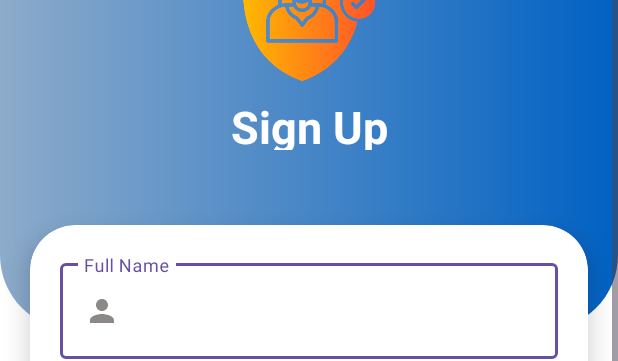
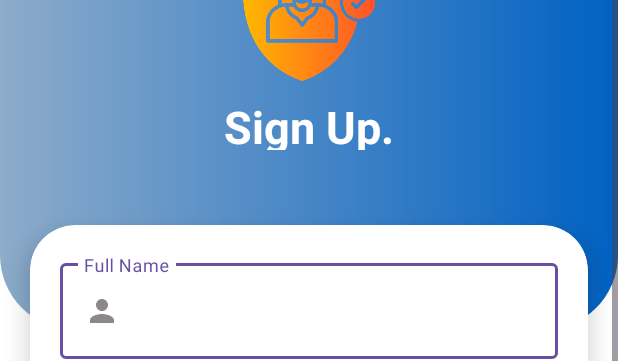
Before and after one commit to Kalpesh-Sananse/Rakshak, an Android app: the layout new_activity_register_user.xml on its own in the app's theme, with its tools: preview values and no code run, on a phone screen of 412 x 824 dp. Shown: the part 174-535 px from the top of the screen. Run offline under Robolectric (Android 15) with nearby library versions, the phone set to English and light mode, and no system bars.

Commit message:
New UI ongoing 3

```diff
--- a/app/src/main/res/layout/new_activity_register_user.xml
+++ b/app/src/main/res/layout/new_activity_register_user.xml
@@ -45,7 +45,7 @@
                         android:layout_gravity="center"
                         android:layout_marginTop="10dp"
                         android:gravity="center"
-                        android:text="Sign Up"
+                        android:text="Sign Up."
                         android:textColor="@color/white"
                         android:textSize="30dp"
                         android:textStyle="bold" />
```
